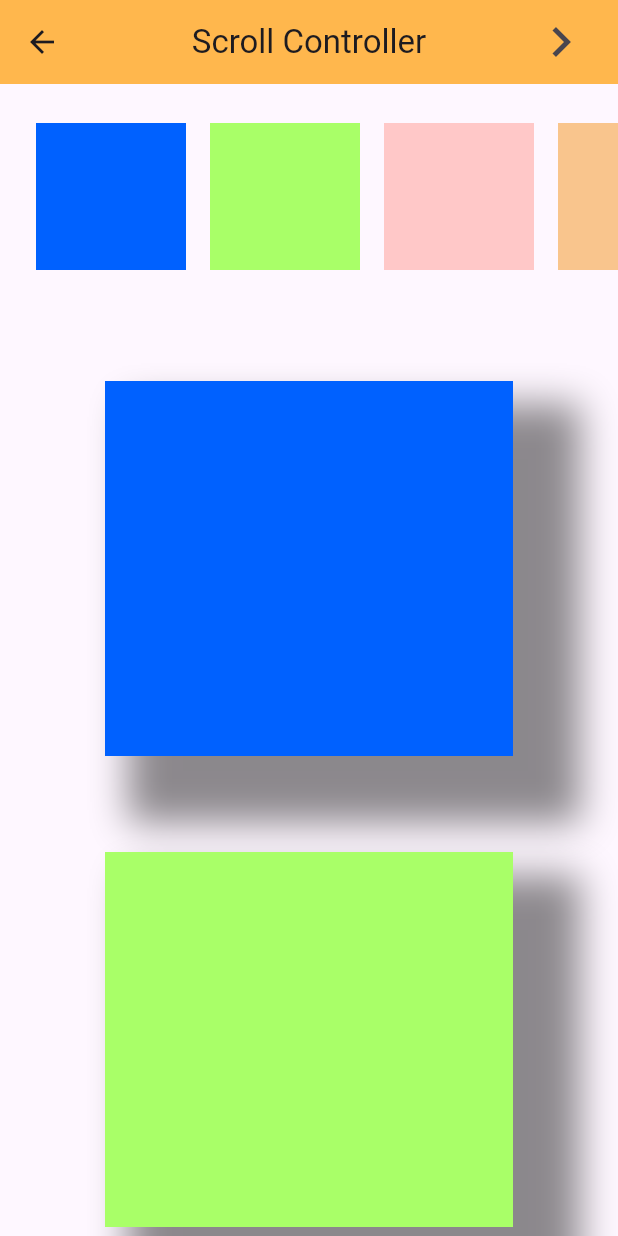
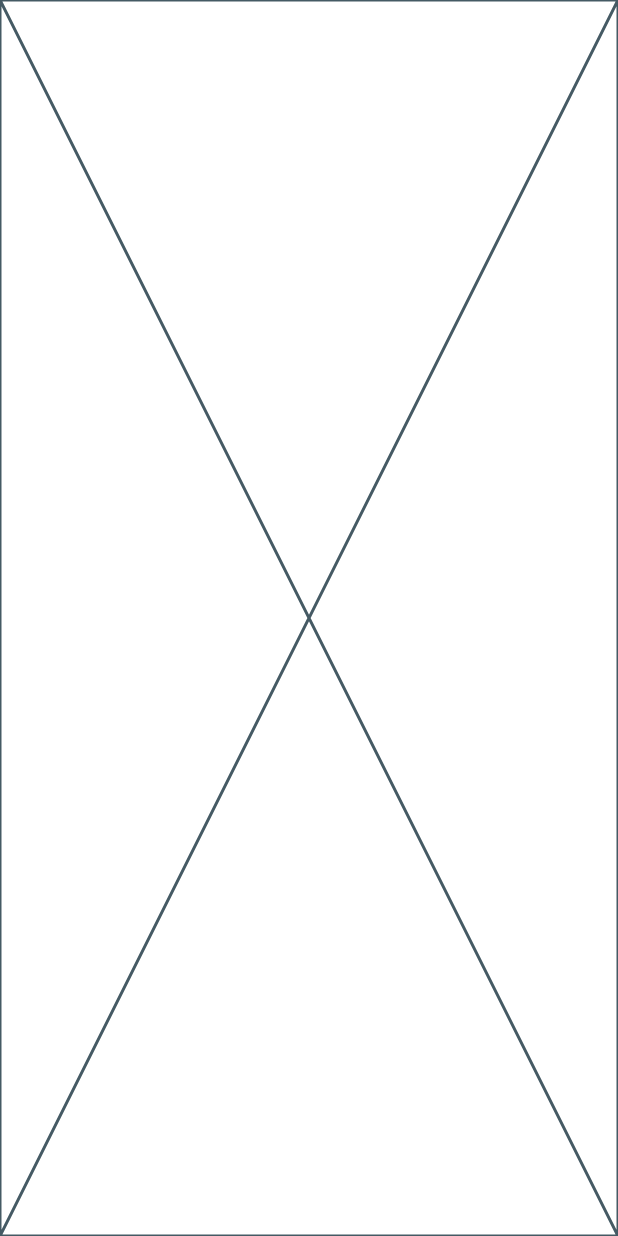
Before and after one commit to Ratndeep1999/scrollable_widgets, a Flutter app: the ScrollControllerWidget screen opened directly, after a tap on the "navigate next" icon, on a phone screen of 412 x 824 dp. Run offline on Flutter 3.47's test engine with Material 3 defaults, Android fonts, the phone set to English and light mode, and no system bars.

Commit message:
interactive scroll controller link

```diff
--- /dev/null
+++ b/lib/interactive_scroll_controller.dart
@@ -0,0 +1,10 @@
+import 'package:flutter/material.dart';
+
+class InteractiveScrollController extends StatelessWidget {
+  const InteractiveScrollController({super.key});
+
+  @override
+  Widget build(BuildContext context) {
+    return const Placeholder();
+  }
+}
--- a/lib/scroll_controller_widget.dart
+++ b/lib/scroll_controller_widget.dart
@@ -1,4 +1,5 @@
 import 'package:flutter/material.dart';
+import 'package:scrollablewidgets/interactive_scroll_controller.dart';
 
 class ScrollControllerWidget extends StatelessWidget {
   ScrollControllerWidget({super.key});
@@ -37,7 +38,14 @@ class ScrollControllerWidget extends StatelessWidget {
         backgroundColor: Colors.orange[300],
         actions: [
           IconButton(
-            onPressed: () {},
+            onPressed: () {
+              Navigator.push(
+                context,
+                MaterialPageRoute(
+                  builder: (context) => InteractiveScrollController(),
+                ),
+              );
+            },
             icon: Icon(Icons.navigate_next, size: 40),
           ),
         ],
```
